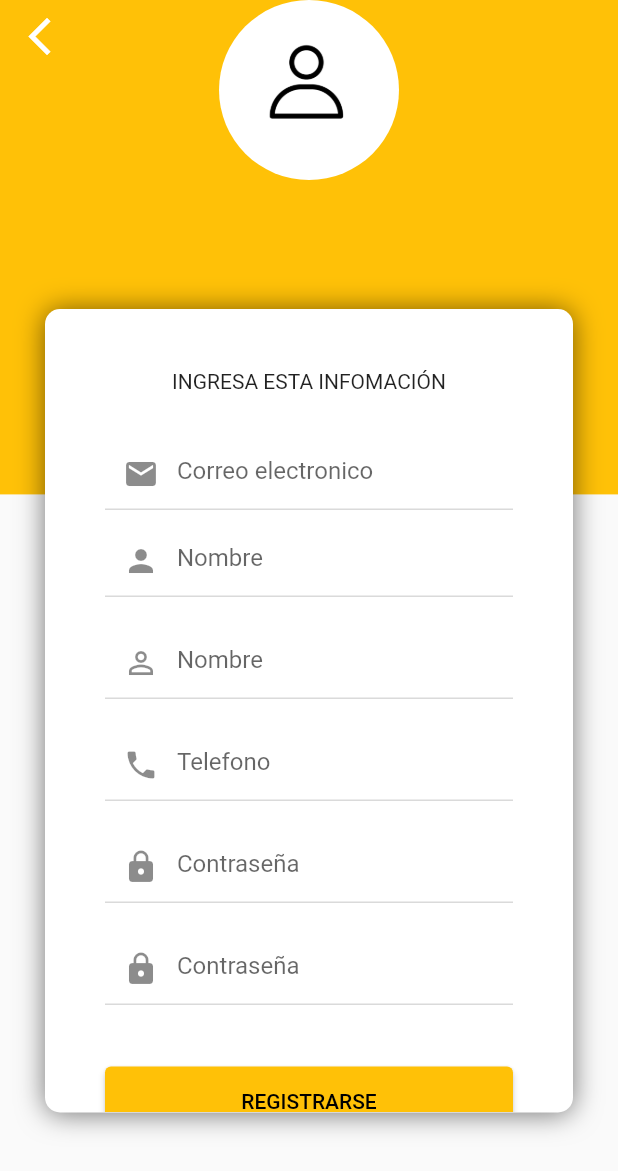
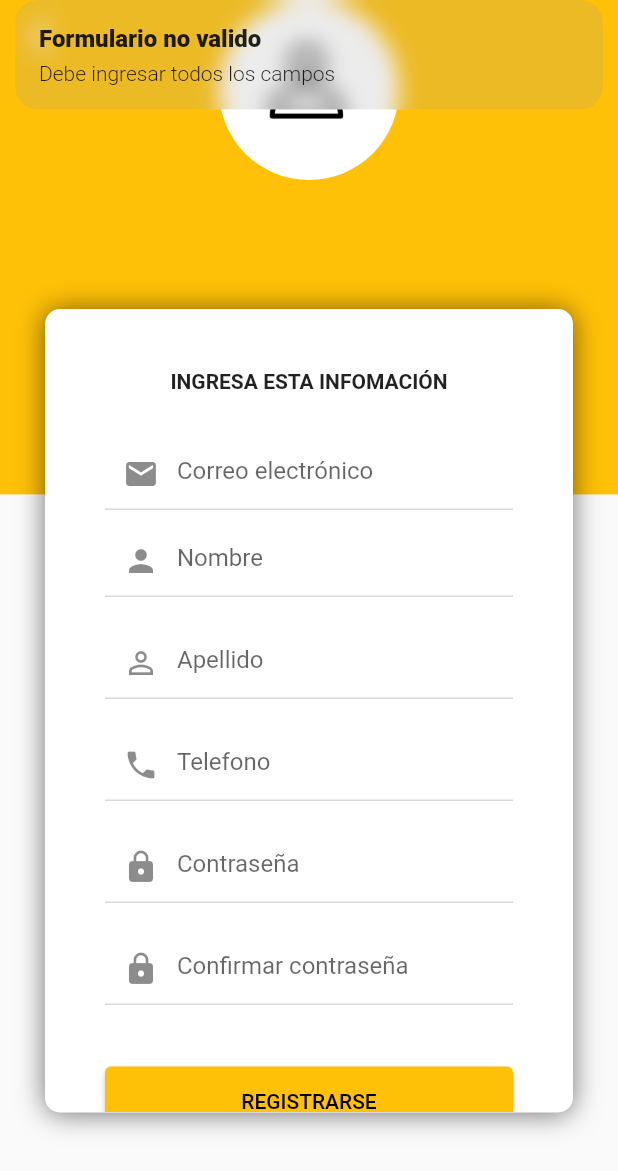
Before and after one commit to celciusjj/FlutterDelivery, a Flutter app: the RegisterPage screen opened by its route, after a tap on "REGISTRARSE", on a phone screen of 412 x 824 dp. Shown: the top 1171 px of the screen. Run offline on Flutter 3.47's test engine with Material 2 defaults, Android fonts, the phone set to English and light mode, and no system bars; our stand-ins replace get.

Commit message:
login and register done without http requests

```diff
--- a/lib/src/pages/login/login_page.dart
+++ b/lib/src/pages/login/login_page.dart
@@ -59,6 +59,7 @@ class LoginPage extends StatelessWidget {
     return Container(
       margin: EdgeInsets.symmetric(horizontal: 40),
       child: TextField(
+        controller: controller.emailController,
         keyboardType: TextInputType.emailAddress,
         decoration: InputDecoration(
             hintText: "Correo electronico", prefixIcon: Icon(Icons.email)),
@@ -70,6 +71,7 @@ class LoginPage extends StatelessWidget {
     return Container(
       margin: EdgeInsets.symmetric(horizontal: 40, vertical: 10),
       child: TextField(
+        controller: controller.passwordController,
         keyboardType: TextInputType.text,
         obscureText: true,
         decoration: InputDecoration(
@@ -85,7 +87,7 @@ class LoginPage extends StatelessWidget {
       child: ElevatedButton(
           style: ElevatedButton.styleFrom(
               padding: EdgeInsets.symmetric(vertical: 15)),
-          onPressed: () => {},
+          onPressed: () => controller.login(),
           child: Text("Login", style: TextStyle(color: Colors.black))),
     );
   }
--- /dev/null
+++ b/lib/src/pages/register/register_controller.dart
@@ -0,0 +1,41 @@
+import 'package:flutter/cupertino.dart';
+import 'package:get/get.dart';
+
+class RegisterController extends GetxController {
+  TextEditingController emailController = TextEditingController();
+  TextEditingController nameController = TextEditingController();
+  TextEditingController lastNameController = TextEditingController();
+  TextEditingController phoneNumberController = TextEditingController();
+  TextEditingController passwordController = TextEditingController();
+  TextEditingController confirmPasswordController = TextEditingController();
+
+  void register(){
+    String email = emailController.text.trim();
+    String name = nameController.text.trim();
+    String lastName = lastNameController.text.trim();
+    String phoneNumber = phoneNumberController.text.trim();
+    String password = passwordController.text.trim();
+    String confirmPassword = confirmPasswordController.text.trim();
+    if(isValidForm(email, name, lastName, phoneNumber, password, confirmPassword)){
+
+    }
+  }
+
+  bool isValidForm(String email,String name,String lastName,String phoneNumber,String password,String confirmPassword){
+    if(email.isEmpty || name.isEmpty || lastName.isEmpty || phoneNumber.isEmpty || password.isEmpty || confirmPassword.isEmpty) {
+      Get.snackbar('Formulario no valido', 'Debe ingresar todos los campos');
+      return false;
+    }
+    if(!GetUtils.isEmail(email)){
+      Get.snackbar('Formulario no valido', 'Revise email');
+      return false;
+    }
+    if(password != confirmPassword){
+      Get.snackbar('Formulario no valido', 'Las contraseñas no son iguales');
+      return false;
+    }
+    return true;
+
+  }
+
+}
--- a/lib/src/pages/register/register_page.dart
+++ b/lib/src/pages/register/register_page.dart
@@ -1,8 +1,10 @@
 import 'package:flutter/material.dart';
 import 'package:get/get.dart';
+import 'package:udemy_flutter_delivery/src/pages/register/register_controller.dart';
 
 class RegisterPage extends StatelessWidget {
-  const RegisterPage({Key? key}) : super(key: key);
+
+  RegisterController controller = Get.put(RegisterController());
 
   @override
   Widget build(BuildContext context) {
@@ -76,15 +78,16 @@ class RegisterPage extends StatelessWidget {
   Widget _buttonBack() {
     return SafeArea(
         child: Container(
-          margin: EdgeInsets.only(left: 10),
-          child: IconButton(
-            icon: Icon(Icons.arrow_back_ios, size: 30,),
-            onPressed: () => Get.back(),
-            color: Colors.white,
-
-          ),
-        )
-    );
+      margin: EdgeInsets.only(left: 10),
+      child: IconButton(
+        icon: Icon(
+          Icons.arrow_back_ios,
+          size: 30,
+        ),
+        onPressed: () => Get.back(),
+        color: Colors.white,
+      ),
+    ));
   }
 
   Widget _buttonRegister() {
@@ -94,7 +97,7 @@ class RegisterPage extends StatelessWidget {
       child: ElevatedButton(
           style: ElevatedButton.styleFrom(
               padding: EdgeInsets.symmetric(vertical: 15)),
-          onPressed: () => {},
+          onPressed: () => controller.register(),
           child: Text("REGISTRARSE", style: TextStyle(color: Colors.black))),
     );
   }
@@ -103,9 +106,10 @@ class RegisterPage extends StatelessWidget {
     return Container(
       margin: EdgeInsets.symmetric(horizontal: 40),
       child: TextField(
+        controller: controller.emailController,
         keyboardType: TextInputType.emailAddress,
         decoration: InputDecoration(
-            hintText: "Correo electronico", prefixIcon: Icon(Icons.email)),
+            hintText: "Correo electrónico", prefixIcon: Icon(Icons.email)),
       ),
     );
   }
@@ -114,6 +118,7 @@ class RegisterPage extends StatelessWidget {
     return Container(
       margin: EdgeInsets.symmetric(horizontal: 40, vertical: 10),
       child: TextField(
+        controller: controller.nameController,
         keyboardType: TextInputType.text,
         decoration:
             InputDecoration(hintText: "Nombre", prefixIcon: Icon(Icons.person)),
@@ -125,9 +130,10 @@ class RegisterPage extends StatelessWidget {
     return Container(
       margin: EdgeInsets.symmetric(horizontal: 40, vertical: 10),
       child: TextField(
+        controller: controller.lastNameController,
         keyboardType: TextInputType.text,
         decoration: InputDecoration(
-            hintText: "Nombre", prefixIcon: Icon(Icons.person_outline)),
+            hintText: "Apellido", prefixIcon: Icon(Icons.person_outline)),
       ),
     );
   }
@@ -136,6 +142,7 @@ class RegisterPage extends StatelessWidget {
     return Container(
       margin: EdgeInsets.symmetric(horizontal: 40, vertical: 10),
       child: TextField(
+        controller: controller.phoneNumberController,
         keyboardType: TextInputType.phone,
         decoration: InputDecoration(
             hintText: "Telefono", prefixIcon: Icon(Icons.phone)),
@@ -147,6 +154,7 @@ class RegisterPage extends StatelessWidget {
     return Container(
       margin: EdgeInsets.symmetric(horizontal: 40, vertical: 10),
       child: TextField(
+        controller: controller.passwordController,
         keyboardType: TextInputType.text,
         obscureText: true,
         decoration: InputDecoration(
@@ -159,10 +167,11 @@ class RegisterPage extends StatelessWidget {
     return Container(
       margin: EdgeInsets.symmetric(horizontal: 40, vertical: 10),
       child: TextField(
+        controller: controller.confirmPasswordController,
         keyboardType: TextInputType.text,
         obscureText: true,
         decoration: InputDecoration(
-            hintText: "Contraseña", prefixIcon: Icon(Icons.lock)),
+            hintText: "Confirmar contraseña", prefixIcon: Icon(Icons.lock)),
       ),
     );
   }
@@ -170,6 +179,9 @@ class RegisterPage extends StatelessWidget {
   Widget _textYourInfo() {
     return Container(
         margin: EdgeInsets.only(top: 40, bottom: 30),
-        child: Text("INGRESA ESTA INFOMACIÓN"));
+        child: Text(
+          "INGRESA ESTA INFOMACIÓN",
+          style: TextStyle(fontWeight: FontWeight.bold),
+        ));
   }
 }
```
Also changed, not shown: lib/src/pages/login/login_controller.dart (+24 -0 lines).
